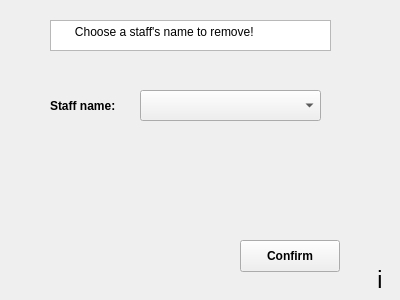
This is removestaff.ui in TNT57/FootballClubManagementSystem as Qt 5 draws it before an edit. The edited form follows.
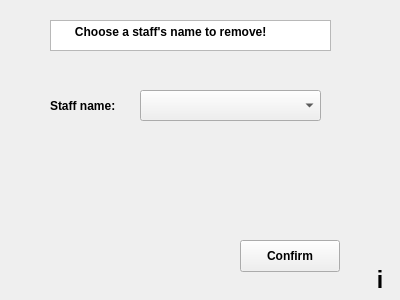
This is the edited form.

Commit message: make infolabel bold

```diff
--- a/removestaff.ui
+++ b/removestaff.ui
@@ -22,6 +22,11 @@
      <height>31</height>
     </rect>
    </property>
+   <property name="font">
+    <font>
+     <bold>true</bold>
+    </font>
+   </property>
    <property name="readOnly">
     <bool>true</bool>
    </property>
@@ -87,6 +92,7 @@
    <property name="font">
     <font>
      <pointsize>17</pointsize>
+     <bold>true</bold>
     </font>
    </property>
    <property name="text">
```
The commit also changes 21 other files.
